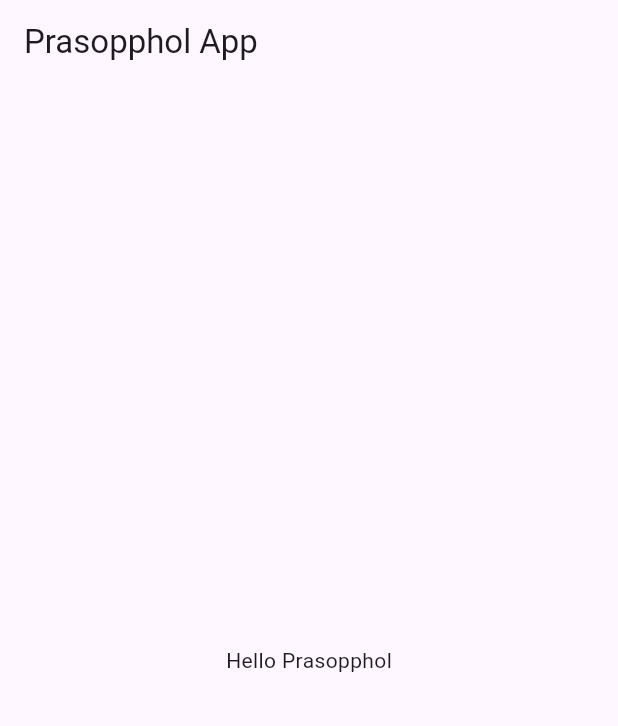
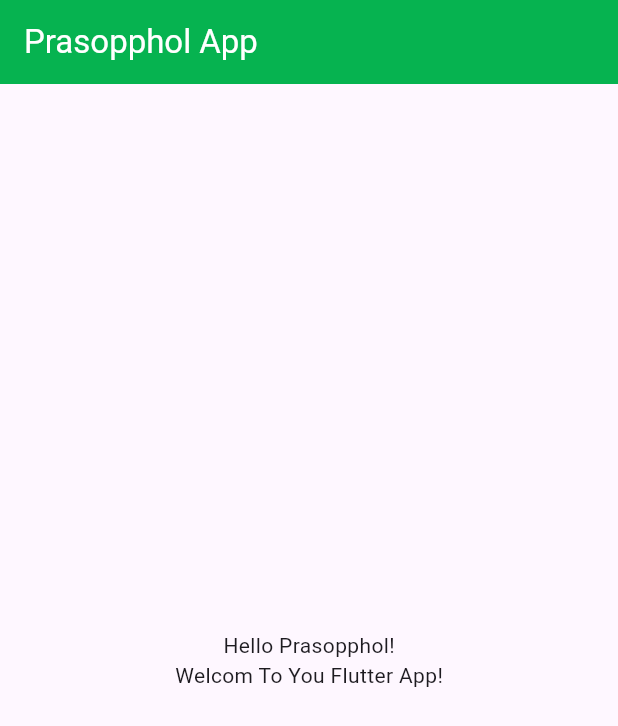
Before and after one commit to Cha-Khiao/flutter_empty_app, a Flutter app: the screen it shows after launch, on a phone screen of 412 x 824 dp. Shown: the top 726 px of the screen. Run offline on Flutter 3.47's test engine with Material 3 defaults, Android fonts, the phone set to English and light mode, and no system bars.

Commit message:
set layout

```diff
--- a/lib/main.dart
+++ b/lib/main.dart
@@ -11,7 +11,14 @@ class MainApp extends StatelessWidget {
   @override
   Widget build(BuildContext context) {
     return MaterialApp(
-      home: MyHomePage()
+      theme: ThemeData(
+        appBarTheme: const AppBarTheme(
+          backgroundColor: Color.fromARGB(255, 6, 179, 80),
+          foregroundColor: Colors.white,
+        ),
+        primarySwatch: Colors.blue,
+      ),
+      home: MyHomePage(),
     );
   }
 }
--- a/lib/my_home_page.dart
+++ b/lib/my_home_page.dart
@@ -12,7 +12,15 @@ class _MyHomePageState extends State<MyHomePage> {
   Widget build(BuildContext context) {
     return Scaffold(
       appBar: AppBar(title: const Text('Prasopphol App')),
-      body: Center(child: Text("Hello Prasopphol")),
+      body: Center(
+        child: Column(
+          mainAxisAlignment: MainAxisAlignment.center,
+          children: [
+            Text("Hello Prasopphol!"),
+            Text("Welcom To You Flutter App!")
+          ],
+        ),
+      ),
     );
   }
 }
```
